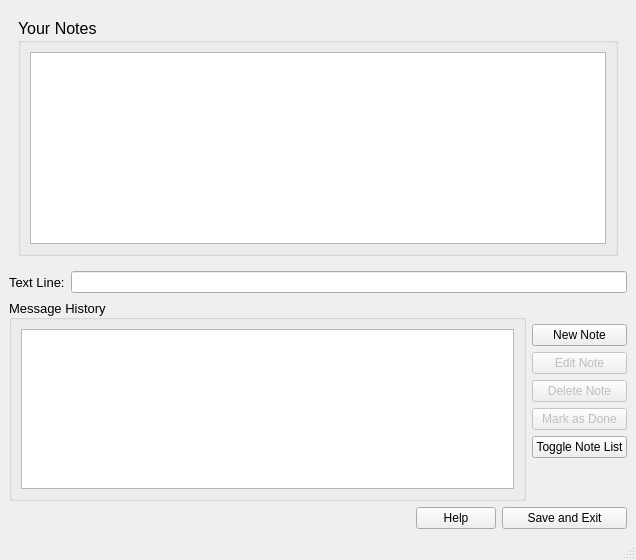
The window that mainwindow.ui (cihansenyuz/notebook) describes before a commit, drawn with Qt 5.
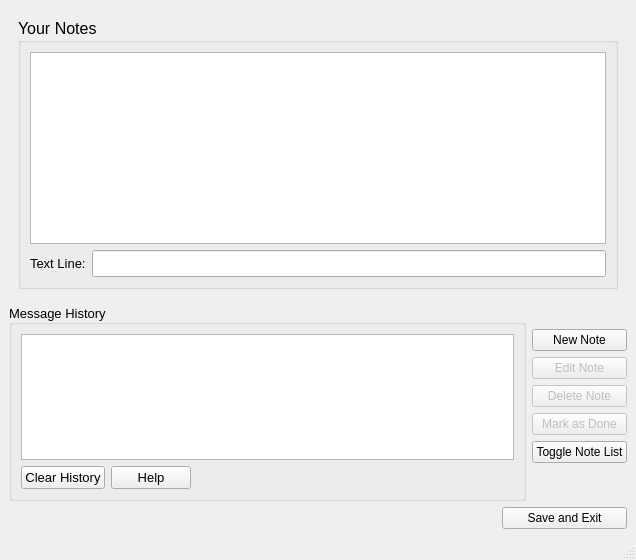
The same window after the commit.

Commit message: a button is added to help dialog window, a button is added to clear message history UI layout organization changed for better exploration of widgets

```diff
--- a/mainwindow.ui
+++ b/mainwindow.ui
@@ -14,7 +14,7 @@
    <string>MainWindow</string>
   </property>
   <widget class="QWidget" name="centralwidget">
-   <layout class="QVBoxLayout" name="verticalLayout" stretch="0,0,2,0">
+   <layout class="QVBoxLayout" name="verticalLayout" stretch="0,2,0">
     <item>
      <widget class="QStackedWidget" name="stackedWidget">
       <property name="currentIndex">
@@ -40,6 +40,29 @@
              </property>
             </widget>
            </item>
+           <item>
+            <layout class="QHBoxLayout" name="horizontalLayout_3">
+             <item>
+              <widget class="QLabel" name="textLineLabel">
+               <property name="font">
+                <font>
+                 <pointsize>10</pointsize>
+                </font>
+               </property>
+               <property name="text">
+                <string>Text Line:</string>
+               </property>
+              </widget>
+             </item>
+             <item>
+              <widget class="QLineEdit" name="lineEdit">
+               <property name="statusTip">
+                <string>This is where you type your notes</string>
+               </property>
+              </widget>
+             </item>
+            </layout>
+           </item>
           </layout>
          </widget>
         </item>
@@ -72,29 +95,6 @@
       </widget>
      </widget>
     </item>
-    <item>
-     <layout class="QHBoxLayout" name="horizontalLayout_3">
-      <item>
-       <widget class="QLabel" name="textLineLabel">
-        <property name="font">
-         <font>
-          <pointsize>10</pointsize>
-         </font>
-        </property>
-        <property name="text">
-         <string>Text Line:</string>
-        </property>
-       </widget>
-      </item>
-      <item>
-       <widget class="QLineEdit" name="lineEdit">
-        <property name="statusTip">
-         <string>This is where you type your notes</string>
-        </property>
-       </widget>
-      </item>
-     </layout>
-    </item>
     <item>
      <layout class="QHBoxLayout" name="horizontalLayout" stretch="6,1">
       <item>
@@ -127,6 +127,37 @@
            </property>
           </widget>
          </item>
+         <item>
+          <layout class="QHBoxLayout" name="horizontalLayout_4">
+           <item>
+            <widget class="QPushButton" name="clearButton">
+             <property name="text">
+              <string>Clear History</string>
+             </property>
+            </widget>
+           </item>
+           <item>
+            <widget class="QPushButton" name="helpButton">
+             <property name="text">
+              <string>Help</string>
+             </property>
+            </widget>
+           </item>
+           <item>
+            <spacer name="horizontalSpacer_2">
+             <property name="orientation">
+              <enum>Qt::Horizontal</enum>
+             </property>
+             <property name="sizeHint" stdset="0">
+              <size>
+               <width>40</width>
+               <height>20</height>
+              </size>
+             </property>
+            </spacer>
+           </item>
+          </layout>
+         </item>
         </layout>
        </widget>
       </item>
@@ -226,13 +257,6 @@
         </property>
        </spacer>
       </item>
-      <item>
-       <widget class="QPushButton" name="helpButton">
-        <property name="text">
-         <string>Help</string>
-        </property>
-       </widget>
-      </item>
       <item>
        <widget class="QPushButton" name="exitButton">
         <property name="sizePolicy">
```
The commit also changes 9 other files.
